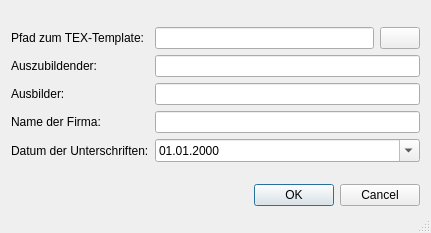
Before: the Qt Designer form src/pdfexportdialog.ui in Strayer/Berichte-Ork, drawn with Qt 5.
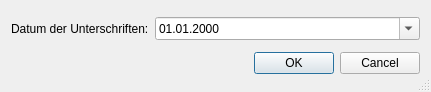
After: the same form once the commit is applied. Icons and pictures are not drawn.

The edit to the form file:
```diff
--- a/src/pdfexportdialog.ui
+++ b/src/pdfexportdialog.ui
@@ -7,7 +7,7 @@
     <x>0</x>
     <y>0</y>
     <width>431</width>
-    <height>233</height>
+    <height>92</height>
    </rect>
   </property>
   <property name="sizePolicy">
@@ -28,59 +28,7 @@
   <layout class="QVBoxLayout" name="verticalLayout">
    <item>
     <layout class="QGridLayout" name="gridLayout">
-     <item row="0" column="1">
-      <widget class="QLineEdit" name="texPath"/>
-     </item>
-     <item row="1" column="0">
-      <widget class="QLabel" name="label">
-       <property name="text">
-        <string>Auszubildender:</string>
-       </property>
-       <property name="buddy">
-        <cstring>traineeName</cstring>
-       </property>
-      </widget>
-     </item>
-     <item row="1" column="1" colspan="2">
-      <widget class="QLineEdit" name="traineeName"/>
-     </item>
-     <item row="2" column="0">
-      <widget class="QLabel" name="label_2">
-       <property name="text">
-        <string>Ausbilder:</string>
-       </property>
-       <property name="buddy">
-        <cstring>instructorName</cstring>
-       </property>
-      </widget>
-     </item>
-     <item row="2" column="1" colspan="2">
-      <widget class="QLineEdit" name="instructorName"/>
-     </item>
-     <item row="3" column="0">
-      <widget class="QLabel" name="label_5">
-       <property name="text">
-        <string>Name der Firma:</string>
-       </property>
-       <property name="buddy">
-        <cstring>companyName</cstring>
-       </property>
-      </widget>
-     </item>
-     <item row="3" column="1" colspan="2">
-      <widget class="QLineEdit" name="companyName"/>
-     </item>
-     <item row="4" column="0">
-      <widget class="QLabel" name="label_3">
-       <property name="text">
-        <string>Datum der Unterschriften:</string>
-       </property>
-       <property name="buddy">
-        <cstring>dateEdit</cstring>
-       </property>
-      </widget>
-     </item>
-     <item row="4" column="1" colspan="2">
+     <item row="0" column="1" colspan="2">
       <widget class="QDateEdit" name="dateEdit">
        <property name="displayFormat">
         <string>dd.MM.yyyy</string>
@@ -90,21 +38,10 @@
        </property>
       </widget>
      </item>
-     <item row="0" column="2">
-      <widget class="QPushButton" name="browseButton">
-       <property name="text">
-        <string/>
-       </property>
-       <property name="icon">
-        <iconset resource="resources.qrc">
-         <normaloff>:/images/images/document-open.png</normaloff>:/images/images/document-open.png</iconset>
-       </property>
-      </widget>
-     </item>
      <item row="0" column="0">
-      <widget class="QLabel" name="label_4">
+      <widget class="QLabel" name="label_3">
        <property name="text">
-        <string>Pfad zum TEX-Template:</string>
+        <string>Datum der Unterschriften:</string>
        </property>
        <property name="buddy">
         <cstring>texPath</cstring>
```
Left out of the diff: 11 changed lines with no effect on the pictures.
